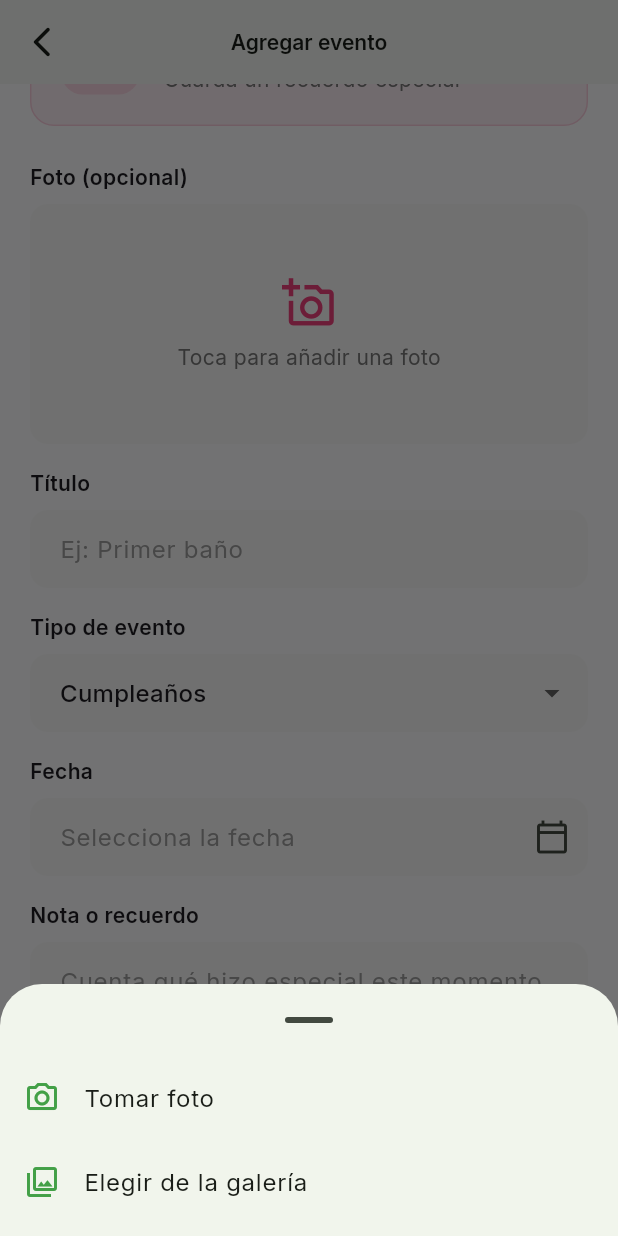
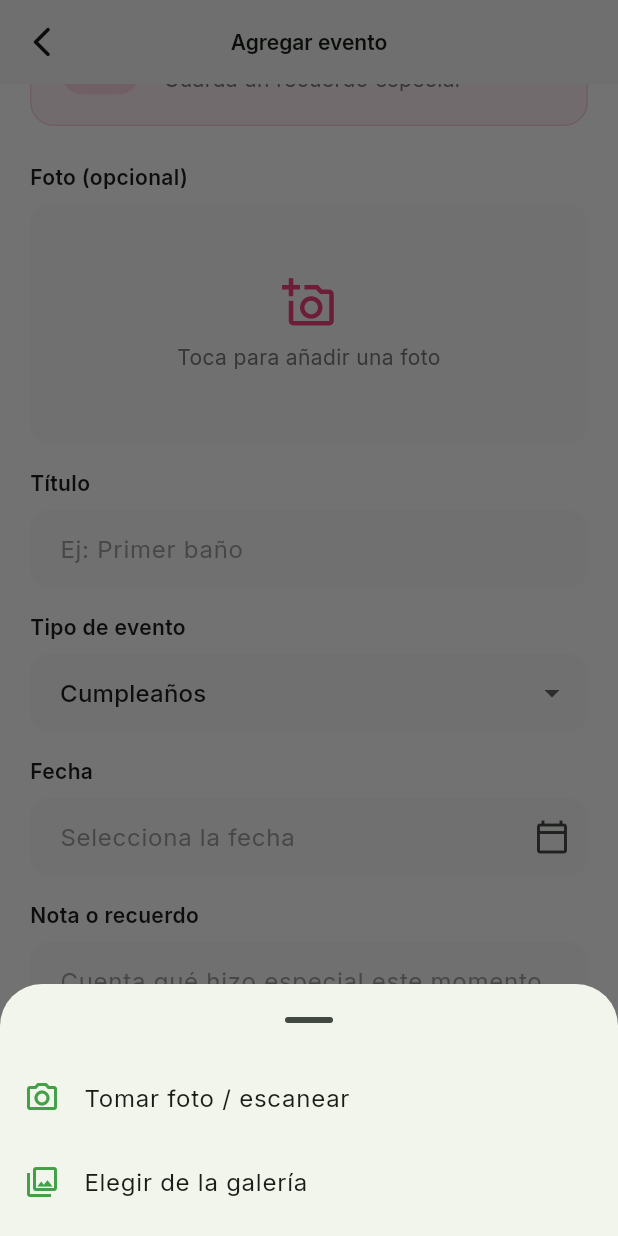
Before and after one commit to Vicente-FD/AgendaPet, a Flutter app: the AddEventScreen screen opened by its route, scrolled down 74 dp, after a tap on "Toca para añadir una foto", on a phone screen of 412 x 824 dp. Run offline on Flutter 3.47's test engine with Material 3 defaults, Android fonts, the phone set to English and light mode, and no system bars; our stand-ins replace go_router, google_fonts, image_picker.

Commit message:
feat: add pet certificates and document scanning screens

```diff
--- a/lib/core/routing/app_navigation.dart
+++ b/lib/core/routing/app_navigation.dart
@@ -30,6 +30,10 @@ extension AppNavigation on BuildContext {
   void goAddAppointment() => push(AppRoutes.addAppointment);
 
   void goAddVaccine() => push(AppRoutes.addVaccine);
+
+  void goCertificates() => push(AppRoutes.certificates);
+
+  void goAddCertificate() => push(AppRoutes.addCertificate);
 
   void goAddMedicine() => push(AppRoutes.addMedicine);
 
--- a/lib/core/routing/app_router.dart
+++ b/lib/core/routing/app_router.dart
@@ -4,12 +4,14 @@ import 'package:agenda_pet/features/account/presentation/user_profile_screen.dar
 import 'package:agenda_pet/features/agenda/presentation/agenda_screen.dart';
 import 'package:agenda_pet/features/auth/presentation/login_screen.dart';
 import 'package:agenda_pet/features/auth/presentation/register_screen.dart';
+import 'package:agenda_pet/features/certificates/presentation/certificates_screen.dart';
 import 'package:agenda_pet/features/dashboard_active/presentation/dashboard_active_screen.dart';
 import 'package:agenda_pet/features/dashboard_empty/presentation/dashboard_empty_screen.dart';
 import 'package:agenda_pet/features/events/presentation/events_screen.dart';
 import 'package:agenda_pet/features/family/presentation/family_screen.dart';
 import 'package:agenda_pet/features/feeding/presentation/feeding_screen.dart';
 import 'package:agenda_pet/features/forms/presentation/add_appointment_screen.dart';
+import 'package:agenda_pet/features/forms/presentation/add_certificate_screen.dart';
 import 'package:agenda_pet/features/forms/presentation/add_event_screen.dart';
 import 'package:agenda_pet/features/forms/presentation/add_feeding_screen.dart';
 import 'package:agenda_pet/features/forms/presentation/add_growth_screen.dart';
@@ -75,6 +77,8 @@ abstract final class AppRoutes {
   static const String checkout = '/pago';
   static const String subscriptionSuccess = '/suscripcion-exito';
   static const String pets = '/mis-mascotas';
+  static const String certificates = '/certificados';
+  static const String addCertificate = '/agregar-certificado';
 }
 
 final GoRouter appRouter = GoRouter(
@@ -188,6 +192,22 @@ final GoRouter appRouter = GoRouter(
       pageBuilder: (context, state) => _slidePage(
         state: state,
         child: const AddVaccineScreen(),
+      ),
+    ),
+    GoRoute(
+      path: AppRoutes.certificates,
+      name: 'certificados',
+      pageBuilder: (context, state) => _slidePage(
+        state: state,
+        child: const CertificatesScreen(),
+      ),
+    ),
+    GoRoute(
+      path: AppRoutes.addCertificate,
+      name: 'agregar-certificado',
+      pageBuilder: (context, state) => _slidePage(
+        state: state,
+        child: const AddCertificateScreen(),
       ),
     ),
     GoRoute(
--- a/lib/core/theme/app_colors.dart
+++ b/lib/core/theme/app_colors.dart
@@ -20,6 +20,7 @@ abstract final class AppColors {
   static const Color feeding = Color(0xFFFB8C00); // Alimentación (naranja cálido)
   static const Color walk = Color(0xFF3D5AFE); // Paseos / GPS (índigo vibrante)
   static const Color walkAccent = Color(0xFF00B0FF); // Acento de degradado paseos
+  static const Color certificates = Color(0xFF546E7A); // Certificados / documentos (azul gris)
 
   static const Color textSecondary = Color(0xFF757575);
   static const Color scaffoldBackground = Color(0xFFF8F9FA);
--- a/lib/shared/widgets/dev_route_menu.dart
+++ b/lib/shared/widgets/dev_route_menu.dart
@@ -17,10 +17,12 @@ class DevRouteMenu extends StatelessWidget {
     (label: 'Perfil (Carolina)', path: AppRoutes.petProfile),
     (label: 'Agenda', path: AppRoutes.agenda),
     (label: 'Vacunas', path: AppRoutes.vaccines),
+    (label: 'Certificados', path: AppRoutes.certificates),
     (label: 'Medicinas', path: AppRoutes.medicines),
     (label: 'Servicios', path: AppRoutes.services),
     (label: 'Agregar cita', path: AppRoutes.addAppointment),
     (label: 'Registrar vacuna', path: AppRoutes.addVaccine),
+    (label: 'Agregar certificado', path: AppRoutes.addCertificate),
     (label: 'Agregar medicina', path: AppRoutes.addMedicine),
     (label: 'Agregar servicio', path: AppRoutes.addService),
     (label: 'Agregar mascota', path: AppRoutes.addPet),
--- a/lib/shared/widgets/photo_picker_field.dart
+++ b/lib/shared/widgets/photo_picker_field.dart
@@ -18,7 +18,7 @@ Future<Uint8List?> showPhotoSourceSheet(BuildContext context) {
             ListTile(
               leading: const Icon(Icons.photo_camera_outlined,
                   color: AppColors.primary),
-              title: const Text('Tomar foto'),
+              title: const Text('Tomar foto / escanear'),
               onTap: () async {
                 final bytes = await ImagePickerHelper.pickFromCamera();
                 if (sheetContext.mounted) Navigator.pop(sheetContext, bytes);
@@ -51,6 +51,8 @@ class PhotoPickerField extends StatelessWidget {
     required this.onChanged,
     this.height = 160,
     this.color = AppColors.primary,
+    this.emptyHint = 'Toca para añadir una foto',
+    this.emptyIcon = Icons.add_a_photo_outlined,
   });
 
   final String label;
@@ -58,6 +60,8 @@ class PhotoPickerField extends StatelessWidget {
   final ValueChanged<Uint8List?> onChanged;
   final double height;
   final Color color;
+  final String emptyHint;
+  final IconData emptyIcon;
 
   @override
   Widget build(BuildContext context) {
@@ -106,13 +110,17 @@ class PhotoPickerField extends StatelessWidget {
                   : Column(
                       mainAxisAlignment: MainAxisAlignment.center,
                       children: [
-                        Icon(Icons.add_a_photo_outlined, color: color, size: 36),
+                        Icon(emptyIcon, color: color, size: 36),
                         const SizedBox(height: 8),
-                        Text(
-                          'Toca para añadir una foto',
-                          style: Theme.of(context).textTheme.bodyMedium?.copyWith(
-                                color: AppColors.textSecondary,
-                              ),
+                        Padding(
+                          padding: const EdgeInsets.symmetric(horizontal: 16),
+                          child: Text(
+                            emptyHint,
+                            textAlign: TextAlign.center,
+                            style: Theme.of(context).textTheme.bodyMedium?.copyWith(
+                                  color: AppColors.textSecondary,
+                                ),
+                          ),
                         ),
                       ],
                     ),
```
Also changed, not shown: lib/core/mocks/care_mock_data.dart (+35 -0 lines), lib/features/certificates/presentation/certificates_screen.dart (added, +23 -0 lines), lib/features/forms/presentation/add_certificate_screen.dart (added, +186 -0 lines), lib/features/pet_profile/presentation/pet_profile_screen.dart (+8 -0 lines).
